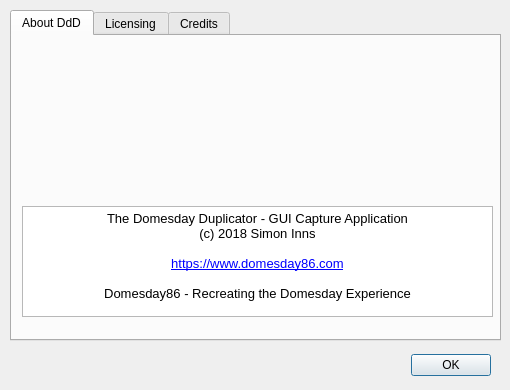
This is Linux-Application/DomesdayDuplicator/aboutdialog.ui in simoninns/DomesdayDuplicator-gui-app as Qt 5 draws it before an edit. The edited form follows.
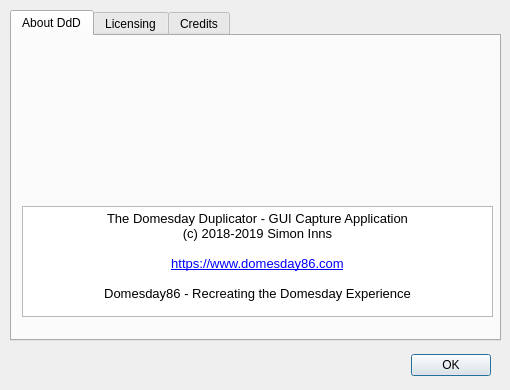
This is the edited form. Icons and pictures are not drawn.

The edit to the form file:
```diff
--- a/Linux-Application/DomesdayDuplicator/aboutdialog.ui
+++ b/Linux-Application/DomesdayDuplicator/aboutdialog.ui
@@ -91,7 +91,7 @@
 p, li { white-space: pre-wrap; }
 &lt;/style&gt;&lt;/head&gt;&lt;body style=&quot; font-family:'Ubuntu'; font-size:10pt; font-weight:400; font-style:normal;&quot;&gt;
 &lt;p align=&quot;center&quot; style=&quot; margin-top:0px; margin-bottom:0px; margin-left:0px; margin-right:0px; -qt-block-indent:0; text-indent:0px;&quot;&gt;The Domesday Duplicator - GUI Capture Application&lt;/p&gt;
-&lt;p align=&quot;center&quot; style=&quot; margin-top:0px; margin-bottom:0px; margin-left:0px; margin-right:0px; -qt-block-indent:0; text-indent:0px;&quot;&gt;(c) 2018 Simon Inns&lt;/p&gt;
+&lt;p align=&quot;center&quot; style=&quot; margin-top:0px; margin-bottom:0px; margin-left:0px; margin-right:0px; -qt-block-indent:0; text-indent:0px;&quot;&gt;(c) 2018-2019 Simon Inns&lt;/p&gt;
 &lt;p align=&quot;center&quot; style=&quot;-qt-paragraph-type:empty; margin-top:0px; margin-bottom:0px; margin-left:0px; margin-right:0px; -qt-block-indent:0; text-indent:0px;&quot;&gt;&lt;br /&gt;&lt;/p&gt;
 &lt;p align=&quot;center&quot; style=&quot; margin-top:0px; margin-bottom:0px; margin-left:0px; margin-right:0px; -qt-block-indent:0; text-indent:0px;&quot;&gt;&lt;a href=&quot;https://www.domesday86.com&quot;&gt;&lt;span style=&quot; text-decoration: underline; color:#0000ff;&quot;&gt;https://www.domesday86.com&lt;/span&gt;&lt;/a&gt;&lt;/p&gt;
 &lt;p align=&quot;center&quot; style=&quot;-qt-paragraph-type:empty; margin-top:0px; margin-bottom:0px; margin-left:0px; margin-right:0px; -qt-block-indent:0; text-indent:0px; text-decoration: underline; color:#0000ff;&quot;&gt;&lt;br /&gt;&lt;/p&gt;
```
